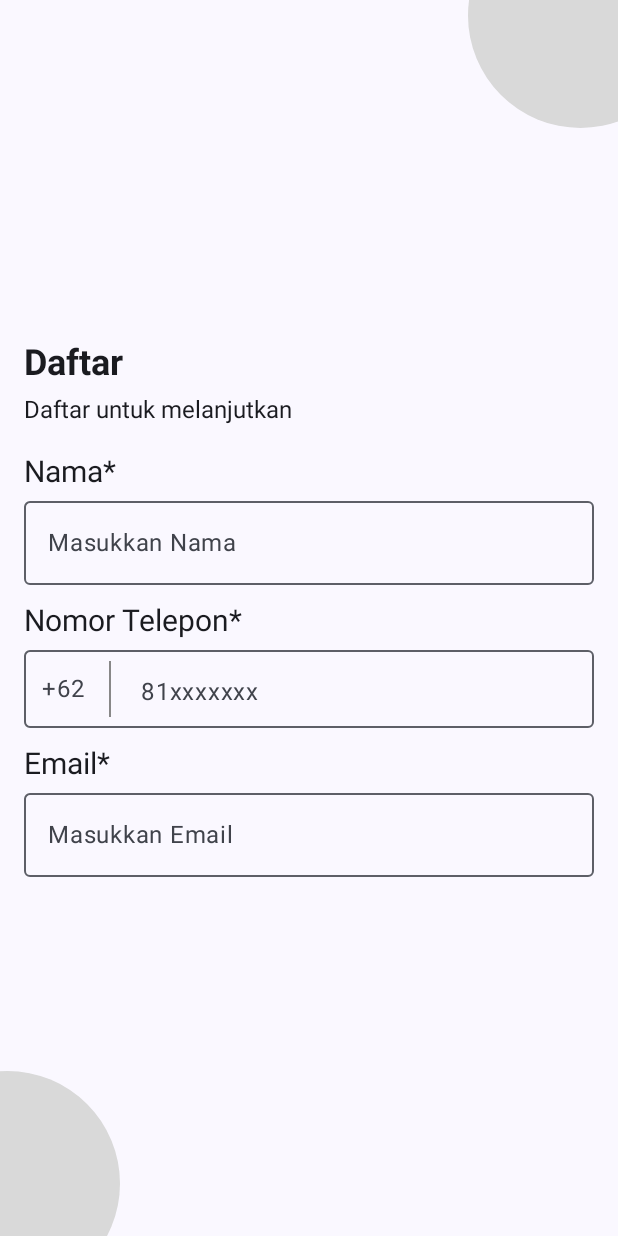
After one commit to manifestasi/griya-bugar-app, an Android app built with Jetpack Compose: the composable RegisterScreen shown on its own in the app's theme, on a phone screen of 412 x 824 dp. The commit adds this screen. Run offline under Robolectric (Android 15) with nearby library versions, the phone set to English and light mode, and no system bars.

Commit message:
add register (not completed)

```diff
--- /dev/null
+++ b/app/src/main/java/com/griya/griyabugar/ui/screen/register/RegisterScreen.kt
@@ -0,0 +1,209 @@
+package com.griya.griyabugar.ui.screen.register
+
+import androidx.compose.foundation.Canvas
+import androidx.compose.foundation.background
+import androidx.compose.foundation.layout.Box
+import androidx.compose.foundation.layout.Column
+import androidx.compose.foundation.layout.Row
+import androidx.compose.foundation.layout.Spacer
+import androidx.compose.foundation.layout.fillMaxHeight
+import androidx.compose.foundation.layout.fillMaxSize
+import androidx.compose.foundation.layout.fillMaxWidth
+import androidx.compose.foundation.layout.height
+import androidx.compose.foundation.layout.offset
+import androidx.compose.foundation.layout.padding
+import androidx.compose.foundation.layout.size
+import androidx.compose.foundation.layout.width
+import androidx.compose.foundation.layout.wrapContentHeight
+import androidx.compose.material3.OutlinedTextField
+import androidx.compose.material3.Surface
+import androidx.compose.material3.Text
+import androidx.compose.runtime.Composable
+import androidx.compose.ui.Alignment
+import androidx.compose.ui.Modifier
+import androidx.compose.ui.graphics.Color
+import androidx.compose.ui.text.TextStyle
+import androidx.compose.ui.text.font.FontWeight
+import androidx.compose.ui.tooling.preview.Preview
+import androidx.compose.ui.unit.dp
+import androidx.compose.ui.unit.sp
+import com.griya.griyabugar.ui.theme.Gray
+import com.griya.griyabugar.ui.theme.GriyaBugarTheme
+
+@Composable
+fun RegisterScreen(){
+    Surface(
+        modifier = Modifier.fillMaxSize()
+    ) {
+        Box(
+            modifier = Modifier.fillMaxSize()
+        ){
+            Canvas(
+                modifier = Modifier
+                    .size(150.dp)
+                    .align(Alignment.TopEnd)
+                    .offset(x = 50.dp, y = (-65).dp)
+            ) {
+                drawCircle(
+                    color = Gray, // Warna lingkaran
+                    radius = size.minDimension / 2 // Setengah dari ukuran canvas
+                )
+            }
+
+            Canvas(
+                modifier = Modifier
+                    .size(150.dp)
+                    .align(Alignment.BottomStart)
+                    .offset(x = (-70).dp, y = 40.dp)
+            ){
+                drawCircle(
+                    color = Gray,
+                    radius = size.minDimension / 2
+                )
+            }
+
+            Column(
+                modifier = Modifier
+                    .fillMaxWidth()
+                    .padding(horizontal = 16.dp)
+                    .align(Alignment.Center)
+            ) {
+                Column {
+                    Text(
+                        text = "Daftar",
+                        style = TextStyle(
+                            fontSize = 24.sp,
+                            lineHeight = 36.sp,
+                            fontWeight = FontWeight(700)
+                        )
+                    )
+                    Text(
+                        modifier = Modifier
+                            .padding(
+                                top = 8.dp
+                            ),
+                        text = "Daftar untuk melanjutkan",
+                        style = TextStyle(
+                            fontSize = 16.sp,
+                            lineHeight = 24.sp,
+                            fontWeight = FontWeight(400)
+                        )
+                    )
+                }
+                Spacer(
+                    modifier = Modifier
+                        .height(20.dp)
+                )
+                Column {
+                    Text(
+                        text = "Nama*",
+                        style = TextStyle(
+                            fontWeight = FontWeight(400),
+                            fontSize = 20.sp
+                        )
+                    )
+                    OutlinedTextField(
+                        value = "",
+                        onValueChange = {  },
+                        placeholder = { Text("Masukkan Nama") },
+                        modifier = Modifier
+                            .fillMaxWidth()
+                            .padding(
+                                top = 8.dp
+                            )
+                    )
+                }
+                Spacer(
+                    modifier = Modifier
+                        .height(12.dp)
+                )
+                Column {
+                    Text(
+                        text = "Nomor Telepon*",
+                        style = TextStyle(
+                            fontWeight = FontWeight(400),
+                            fontSize = 20.sp
+                        )
+                    )
+                    OutlinedTextField(
+                        value = "",
+                        onValueChange = {  },
+                        placeholder = {
+                            Text(
+                                text = "81xxxxxxx",
+                                modifier = Modifier.fillMaxHeight()
+                                    .wrapContentHeight(Alignment.CenterVertically)
+                                    .padding(start = 16.dp)
+                            )
+                        },
+                        modifier = Modifier
+                            .fillMaxWidth()
+                            .height(60.dp)
+                            .padding(
+                                top = 8.dp
+                            ),
+                        leadingIcon = {
+                            Row {
+                                Text(
+                                    text = "+62",
+                                    modifier = Modifier.fillMaxHeight()
+                                        .wrapContentHeight(Alignment.CenterVertically)
+                                        .padding(start = 12.dp)
+                                )
+                                Spacer(
+                                    modifier = Modifier
+                                        .width(16.dp)
+                                )
+                                Box(
+                                    modifier = Modifier
+                                        .fillMaxHeight()
+                                        .width(1.dp)
+                                        .padding(
+                                            top = 7.dp,
+                                            bottom = 7.dp,
+                                        )
+                                        .background(color = Color.Gray)
+                                )
+                            }
+                        }
+                    )
+                }
+                Spacer(
+                    modifier = Modifier
+                        .height(12.dp)
+                )
+                Column {
+                    Text(
+                        text = "Email*",
+                        style = TextStyle(
+                            fontWeight = FontWeight(400),
+                            fontSize = 20.sp
+                        )
+                    )
+                    OutlinedTextField(
+                        value = "",
+                        onValueChange = {  },
+                        placeholder = { Text("Masukkan Email") },
+                        modifier = Modifier
+                            .fillMaxWidth()
+                            .padding(
+                                top = 8.dp
+                            )
+                    )
+                }
+                Spacer(
+                    modifier = Modifier
+                        .height(12.dp)
+                )
+            }
+        }
+    }
+}
+
+@Preview(showBackground = true)
+@Composable
+fun RegisterScreenPreview() {
+    GriyaBugarTheme {
+        RegisterScreen()
+    }
+}
--- a/app/src/main/java/com/griya/griyabugar/ui/theme/Color.kt
+++ b/app/src/main/java/com/griya/griyabugar/ui/theme/Color.kt
@@ -9,3 +9,5 @@ val Pink80 = Color(0xFFEFB8C8)
 val Purple40 = Color(0xFF6650a4)
 val PurpleGrey40 = Color(0xFF625b71)
 val Pink40 = Color(0xFF7D5260)
+
+val Gray = Color(0xFFD9D9D9)
```
Also changed, not shown: 1 other file.
